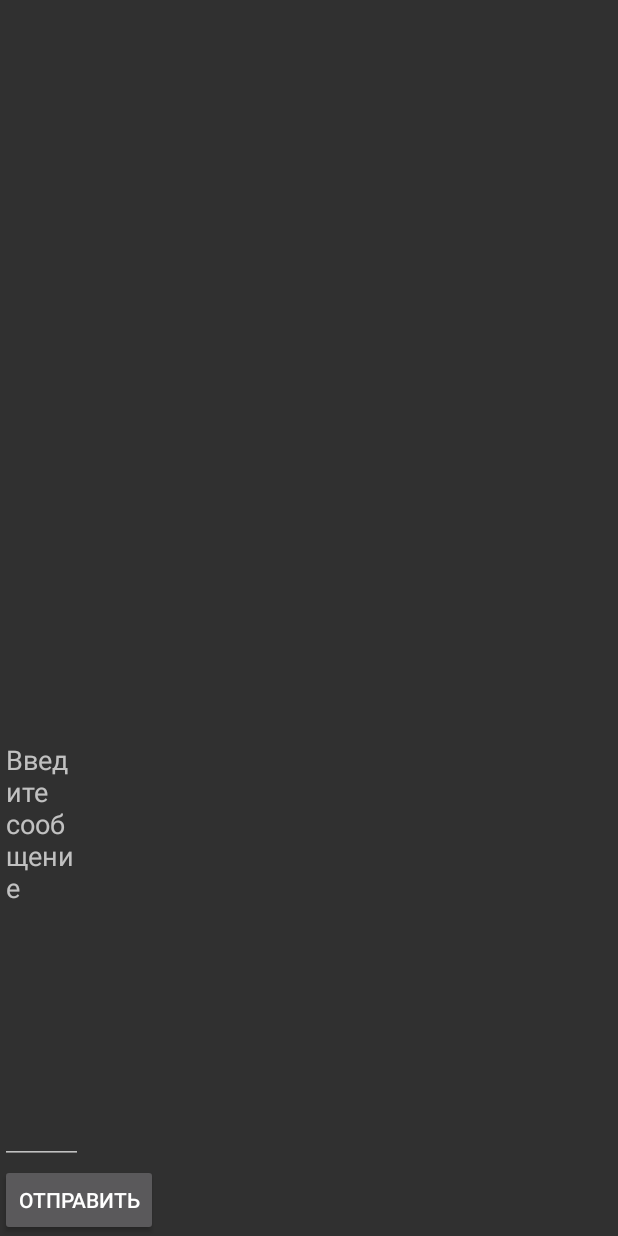
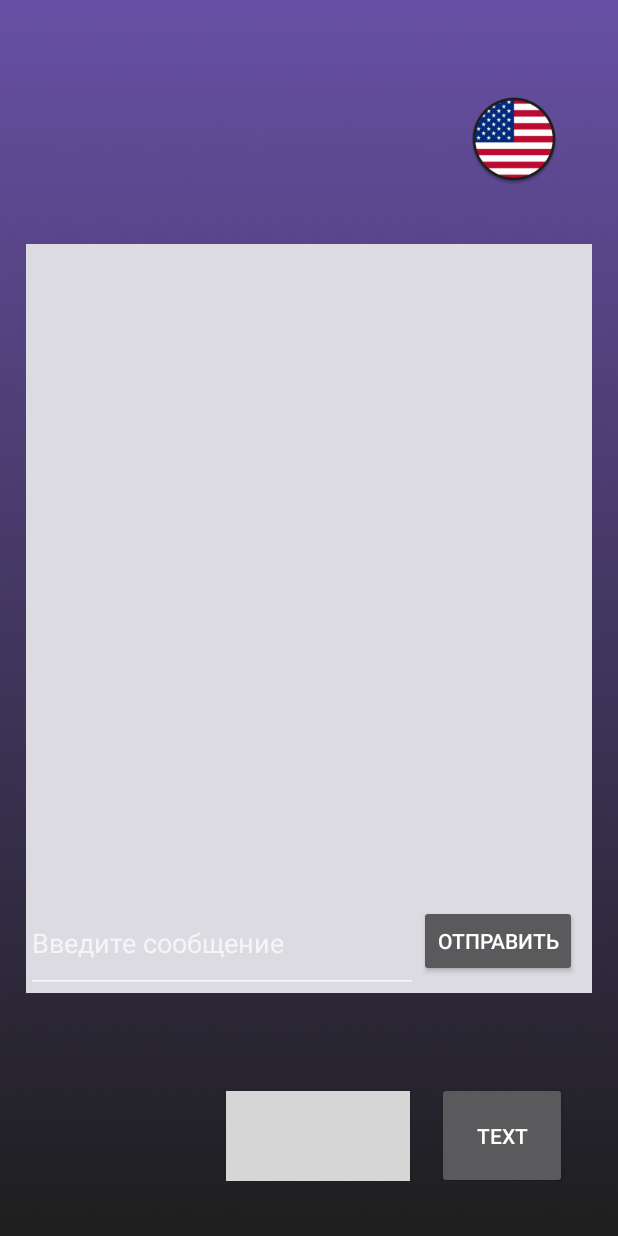
Before and after one commit to ineptErick/SpectalkApp_chat, an Android app built with Jetpack Compose: the screen it shows after launch (ChatActivity), on a phone screen of 412 x 824 dp. Run offline under Robolectric (Android 15) with nearby library versions, the phone set to English and light mode, and no system bars; grey boxes are pictures that could not be loaded.

Commit message:
Appearance updated

```diff
--- a/app/build.gradle.kts
+++ b/app/build.gradle.kts
@@ -60,6 +60,7 @@ dependencies {
     implementation(libs.androidx.ui.tooling.preview)
     implementation(libs.androidx.material3)
     implementation(libs.androidx.appcompat)
+    implementation(libs.androidx.constraintlayout)
     testImplementation(libs.junit)
     androidTestImplementation(libs.androidx.junit)
     androidTestImplementation(libs.androidx.espresso.core)
--- a/app/src/main/res/layout/activity_chat.xml
+++ b/app/src/main/res/layout/activity_chat.xml
@@ -1,25 +1,119 @@
 <?xml version="1.0" encoding="utf-8"?>
-<LinearLayout xmlns:android="http://schemas.android.com/apk/res/android"
-    android:layout_width="match_parent"
-    android:layout_height="match_parent"
-    android:orientation="vertical">
+    <androidx.constraintlayout.widget.ConstraintLayout xmlns:android="http://schemas.android.com/apk/res/android"
+        xmlns:app="http://schemas.android.com/apk/res-auto"
+        xmlns:tools="http://schemas.android.com/tools"
+        android:layout_width="match_parent"
+        android:layout_height="match_parent"
+        android:background="@raw/help_background">
+
+    <ImageView
+        android:id="@+id/language_icon"
+        android:layout_width="64dp"
+        android:layout_height="64dp"
+        android:background="@raw/language_eng"
+        app:layout_constraintBottom_toTopOf="@+id/recyclerView"
+        app:layout_constraintEnd_toEndOf="parent"
+        app:layout_constraintHorizontal_bias="0.893"
+        app:layout_constraintStart_toStartOf="parent"
+        app:layout_constraintTop_toTopOf="parent"
+        app:layout_constraintVertical_bias="0.615" />
 
     <androidx.recyclerview.widget.RecyclerView
         android:id="@+id/recyclerView"
-        android:layout_width="match_parent"
-        android:layout_height="0dp"
-        android:layout_weight="1" />
+        android:layout_width="377dp"
+        android:layout_height="499dp"
+        android:layout_weight="1"
+        android:background="#DDDBE2"
+        app:cardCornerRadius="10dp"
+        app:layout_constraintBottom_toBottomOf="parent"
+        app:layout_constraintEnd_toEndOf="parent"
+        app:layout_constraintStart_toStartOf="parent"
+        app:layout_constraintTop_toTopOf="parent"
+
+        />
 
     <EditText
         android:id="@+id/inputMessageEditText"
-        android:layout_width="55dp"
-        android:layout_height="wrap_content"
+        android:layout_width="261dp"
+        android:layout_height="66dp"
         android:layout_weight="1"
-        android:hint="Введите сообщение" />
+        android:hint="Введите сообщение"
+        app:layout_constraintBottom_toBottomOf="@+id/recyclerView"
+        app:layout_constraintEnd_toEndOf="@+id/recyclerView"
+        app:layout_constraintHorizontal_bias="0.0"
+        app:layout_constraintStart_toStartOf="@+id/recyclerView"
+        app:layout_constraintTop_toTopOf="@+id/recyclerView"
+        app:layout_constraintVertical_bias="1.0" />
 
     <Button
         android:id="@+id/sendButton"
         android:layout_width="wrap_content"
         android:layout_height="wrap_content"
-        android:text="Отправить" />
-</LinearLayout>
+        android:text="Отправить"
+        app:layout_constraintBottom_toBottomOf="@+id/recyclerView"
+        app:layout_constraintEnd_toEndOf="@+id/recyclerView"
+        app:layout_constraintHorizontal_bias="0.963"
+        app:layout_constraintStart_toStartOf="@+id/recyclerView"
+        app:layout_constraintTop_toTopOf="@+id/recyclerView"
+        app:layout_constraintVertical_bias="0.977" />
+
+    <LinearLayout
+        android:layout_width="383dp"
+        android:layout_height="106dp"
+        android:orientation="horizontal"
+        android:padding="20dp"
+        app:layout_constraintBottom_toBottomOf="parent"
+        app:layout_constraintEnd_toEndOf="parent"
+        app:layout_constraintStart_toStartOf="parent"
+        app:layout_constraintTop_toBottomOf="@+id/recyclerView"
+        app:layout_constraintVertical_bias="0.7">
+
+        <ImageView
+            android:id="@+id/imageView"
+            android:layout_width="13dp"
+            android:layout_height="68dp"
+            android:layout_weight="1"
+            tools:srcCompat="@tools:sample/avatars" />
+
+        <Space
+            android:layout_width="18dp"
+            android:layout_height="wrap_content" />
+
+        <Button
+            android:id="@+id/next_button"
+            android:layout_width="37dp"
+            android:layout_height="60dp"
+            android:layout_marginBottom="16dp"
+            android:layout_weight="1"
+            android:background="@drawable/white_grey_button_border"
+            android:padding="10dp"
+            android:text="Go back"
+            app:backgroundTint="@null"
+            app:layout_constraintBottom_toBottomOf="@+id/splash_screen_black"
+            app:layout_constraintEnd_toEndOf="parent"
+            app:layout_constraintStart_toStartOf="parent"
+            app:layout_constraintTop_toBottomOf="@+id/dialogue_field" />
+
+        <Space
+            android:layout_width="18dp"
+            android:layout_height="wrap_content" />
+
+        <Button
+            android:id="@+id/documentation_button"
+            android:layout_width="1dp"
+            android:layout_height="71dp"
+            android:layout_marginBottom="16dp"
+            android:layout_weight="1"
+            android:padding="15dp"
+            android:text="text"
+            app:backgroundTint="@null"
+            app:layout_constraintBottom_toBottomOf="parent"
+            app:layout_constraintEnd_toEndOf="parent"
+            app:layout_constraintHorizontal_bias="0.583"
+            app:layout_constraintStart_toEndOf="@+id/next_button"
+            app:layout_constraintTop_toBottomOf="@+id/dialogue_field"
+            app:layout_constraintVertical_bias="0.619" />
+
+    </LinearLayout>
+
+</androidx.constraintlayout.widget.ConstraintLayout>
--- a/gradle/libs.versions.toml
+++ b/gradle/libs.versions.toml
@@ -10,6 +10,7 @@ lifecycleRuntimeKtx = "2.8.1"
 activityCompose = "1.10.1"
 composeBom = "2025.05.01"
 appcompat = "1.7.0"
+constraintlayout = "2.2.1"
 
 [libraries]
 androidx-appcompat-v161 = { module = "androidx.appcompat:appcompat", version.ref = "appcompatVersion" }
@@ -28,6 +29,7 @@ androidx-ui-test-manifest = { group = "androidx.compose.ui", name = "ui-test-man
 androidx-ui-test-junit4 = { group = "androidx.compose.ui", name = "ui-test-junit4" }
 androidx-material3 = { group = "androidx.compose.material3", name = "material3" }
 androidx-appcompat = { group = "androidx.appcompat", name = "appcompat", version.ref = "appcompat" }
+androidx-constraintlayout = { group = "androidx.constraintlayout", name = "constraintlayout", version.ref = "constraintlayout" }
 
 [plugins]
 android-application = { id = "com.android.application", version.ref = "agp" }
```
Also changed, not shown: app/src/main/res/raw/help_background.png (added), app/src/main/res/raw/language_eng.png (added).
